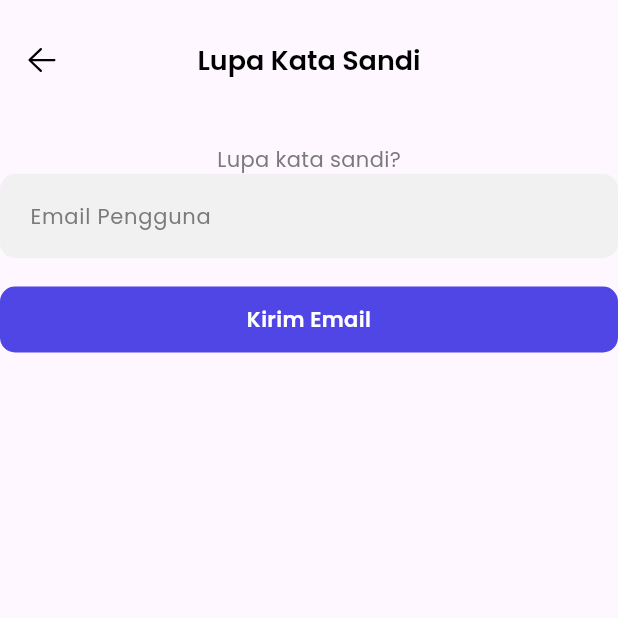
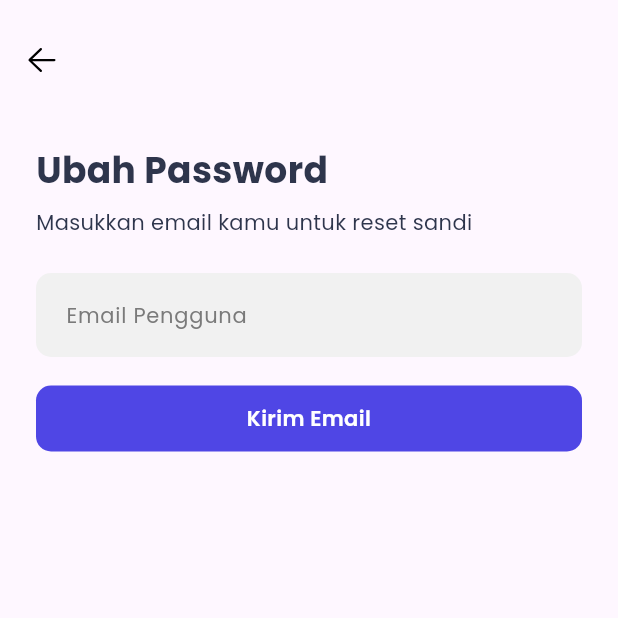
Before and after one commit to DeepSyyy/rpl-fe-flutter-ca, a Flutter app: the NavigationBarComponent screen opened directly, item 4 of the bottom bar chosen, after a tap on "Logout", after a tap on "Lupa Password?", on a phone screen of 412 x 824 dp, the top half of it. Run offline on Flutter 3.47's test engine with Material 3 defaults, Android fonts, the phone set to English and light mode, and no system bars; our stand-ins replace carousel_slider, cloud_firestore, dartz, firebase_auth, firebase_core, fluentui_icons and 3 more; accounts and stored records are empty; network calls fail.

```diff
--- a/lib/feature/home/presentation/widget/navbar_component.dart
+++ b/lib/feature/home/presentation/widget/navbar_component.dart
@@ -46,6 +46,8 @@ class _NavigationBarComponentState extends State<NavigationBarComponent> {
         ProfilePage(),
       ].elementAt(_selectedIndex),
       bottomNavigationBar: BottomNavigationBar(
+        backgroundColor: Colors.white,
+        elevation: 0,
         type: BottomNavigationBarType.fixed,
         items: [
           BottomNavigationBarItem(
--- a/lib/feature/sign_in/presentation/widget/reset_password_component.dart
+++ b/lib/feature/sign_in/presentation/widget/reset_password_component.dart
@@ -25,14 +25,6 @@ class _ResetPasswordComponentState extends State<ResetPasswordComponent> {
         centerTitle: true,
         elevation: 0,
         backgroundColor: Colors.transparent,
-        title: Text(
-          'Lupa Kata Sandi',
-          style: GoogleFonts.poppins(
-            fontSize: 18,
-            fontWeight: FontWeight.w600,
-            color: Colors.black,
-          ),
-        ),
         leading: IconButton(
           onPressed: () {
             Navigator.pop(context);
@@ -43,15 +35,34 @@ class _ResetPasswordComponentState extends State<ResetPasswordComponent> {
           ),
         ),
       ),
-      body: Column(
+      body: Padding(
+        padding: const EdgeInsets.symmetric(horizontal: 24),
+        child: Column(
+          crossAxisAlignment: CrossAxisAlignment.start,
           children: [
             const SizedBox(height: 16),
-          Text("Lupa kata sandi?",
+            Text(
+              "Ubah Password",
+              style: GoogleFonts.poppins(
+                fontSize: 24,
+                fontWeight: FontWeight.w700,
+                color: AppColor.textPrimary,
+              ),
+            ),
+            const SizedBox(
+              height: 8,
+            ),
+            Text(
+              "Masukkan email kamu untuk reset sandi",
               style: GoogleFonts.poppins(
                 fontSize: 14,
                 fontWeight: FontWeight.w400,
-                color: const Color(0xFF7A7A7A),
-              )),
+                color: AppColor.textPrimary,
+              ),
+            ),
+            const SizedBox(
+              height: 24,
+            ),
             TextField(
               controller: controllerEmail,
               decoration: InputDecoration(
@@ -102,6 +113,7 @@ class _ResetPasswordComponentState extends State<ResetPasswordComponent> {
             })
           ],
         ),
+      ),
     );
   }
 }
--- a/lib/feature/sign_in/presentation/widget/sign_in_component.dart
+++ b/lib/feature/sign_in/presentation/widget/sign_in_component.dart
@@ -139,14 +139,6 @@ class _SignInViewState extends State<SignInView> {
                 const SizedBox(
                   height: 24,
                 ),
-                Text(
-                  "Atau",
-                  style: GoogleFonts.poppins(
-                    fontSize: 14,
-                    fontWeight: FontWeight.w500,
-                    color: Color(0xFF444444),
-                  ),
-                ),
               ],
             ),
           ),
```
Also changed, not shown: lib/feature/detail_kelas/presentation/widget/detail_kelas.dart (+7 -0 lines), lib/feature/detail_lowongan/presentation/widget/detail_lowongan_widget.dart (+13 -9 lines), lib/feature/sign_up/presentation/widget/sign_up_component.dart (+7 -3 lines). Lines whose indentation alone changed are shown as unchanged.
